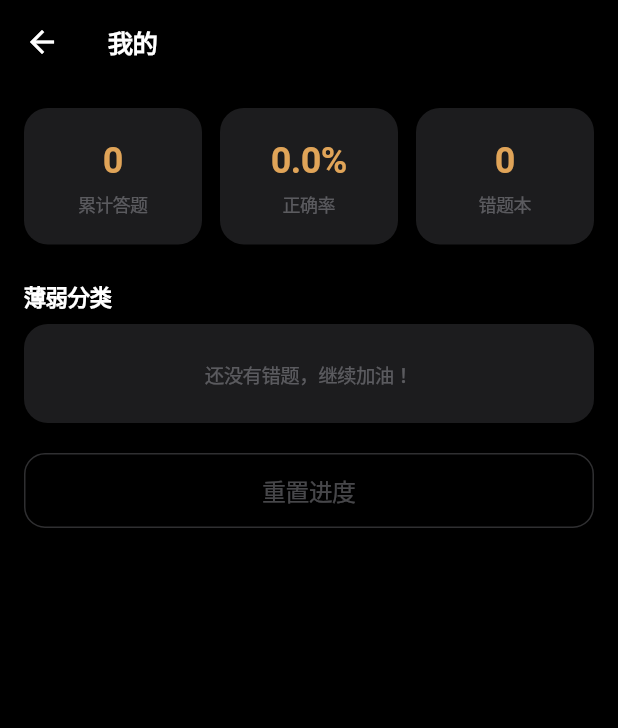
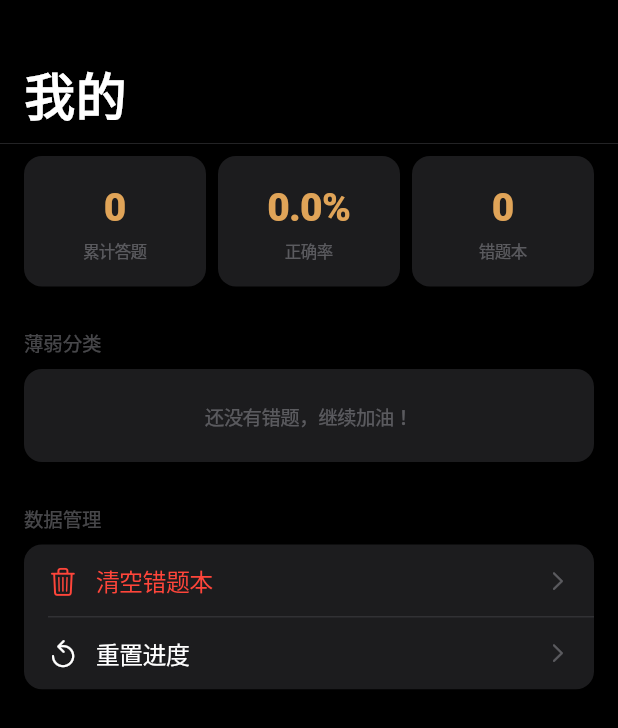
Before and after one commit to spenceryg99/bazi, a Flutter app: the ProfilePage screen opened directly, on a phone screen of 412 x 824 dp. Shown: the top 728 px of the screen. Run offline on Flutter 3.47's test engine with Material 3 defaults, Android fonts, the phone set to English and light mode, and no system bars; our stand-ins replace flutter_riverpod, go_router, shared_preferences; accounts and stored records are empty.

Commit message:
feat: iOS 质感打磨 - 大标题/inset列表/弹簧动画
- LargeTitleScroll:CupertinoSliverNavigationBar 原生大标题伸缩 + 毛玻璃
- Section:iOS inset grouped 分组列表(section header + 圆角卡片 + 缩进分隔线)
- ProfilePage 重写:大标题 + 统计卡/薄弱分类/数据管理 分组
- QuizPage/ChallengePage setup 改用大标题滚动
- QuestionCard 选项弹簧动画(320ms easeOutCubic)
- flutter analyze 零错误

```diff
--- a/lib/features/challenge/challenge_page.dart
+++ b/lib/features/challenge/challenge_page.dart
@@ -8,6 +8,7 @@ import '../../data/types.dart';
 import '../../domain/quiz_generator.dart';
 import '../../providers/progress_provider.dart';
 import '../../providers/wrong_book_provider.dart';
+import '../../shared/widgets/large_title_scroll.dart';
 import '../../shared/widgets/question_card.dart';
 
 class ChallengePage extends ConsumerStatefulWidget {
@@ -109,16 +110,12 @@ class _ChallengePageState extends ConsumerState<ChallengePage> {
   }
 
   Widget get _setup => Scaffold(
-        appBar: AppBar(title: const Text('⚡ 60秒挑战')),
-        body: Padding(
-          padding: const EdgeInsets.fromLTRB(16, 16, 16, 100),
-          child: Column(
-            crossAxisAlignment: CrossAxisAlignment.start,
+        body: LargeTitleScroll(
+          title: '挑战',
           children: [
-              const SizedBox(height: 8),
             const Text('限时 60 秒，连击加倍，看你能答多少',
-                  style: TextStyle(fontSize: 13, color: AppColors.textDim)),
-              const SizedBox(height: 24),
+                style: TextStyle(fontSize: 15, color: AppColors.textSecondary)),
+            const SizedBox(height: 20),
             GridView.count(
               shrinkWrap: true,
               physics: const NeverScrollableScrollPhysics(),
@@ -131,14 +128,12 @@ class _ChallengePageState extends ConsumerState<ChallengePage> {
                   _scopeChip(o.$1, o.$2),
               ],
             ),
-              const Spacer(),
+            const SizedBox(height: 28),
             FilledButton(
               onPressed: _start,
               child: const Text('开始挑战'),
             ),
-              const SizedBox(height: 16),
           ],
-          ),
         ),
       );
 
--- a/lib/features/profile/profile_page.dart
+++ b/lib/features/profile/profile_page.dart
@@ -1,9 +1,13 @@
+import 'package:flutter/cupertino.dart';
 import 'package:flutter/material.dart';
 import 'package:flutter_riverpod/flutter_riverpod.dart';
 
 import '../../core/app_colors.dart';
 import '../../providers/progress_provider.dart';
 import '../../providers/wrong_book_provider.dart';
+import '../../shared/utils/haptic.dart';
+import '../../shared/widgets/large_title_scroll.dart';
+import '../../shared/widgets/section.dart';
 
 class ProfilePage extends ConsumerWidget {
   const ProfilePage({super.key});
@@ -16,89 +20,105 @@ class ProfilePage extends ConsumerWidget {
     final weak = ref.read(wrongBookProvider.notifier).weakCategories();
 
     return Scaffold(
-      appBar: AppBar(title: const Text('我的')),
-      body: ListView(
-        padding: const EdgeInsets.fromLTRB(16, 16, 16, 100),
+      body: LargeTitleScroll(
+        title: '我的',
         children: [
           Row(
             children: [
               _stat('累计答题', '${p.total}'),
-              const SizedBox(width: 12),
+              const SizedBox(width: 8),
               _stat('正确率', '${(rate * 100).toStringAsFixed(1)}%'),
-              const SizedBox(width: 12),
-              _stat('错题本', '${wrong.length}'),
+              const SizedBox(width: 8),
+              _stat('错题本', '${wrong.length}', highlight: wrong.isNotEmpty),
             ],
           ),
-          const SizedBox(height: 24),
-          Row(
-            mainAxisAlignment: MainAxisAlignment.spaceBetween,
+          Section(
+            header: '薄弱分类',
+            footer: wrong.isEmpty ? null : '错题连续答对 2 次自动移出错题本',
+            children: weak.isEmpty
+                ? [_tip(wrong.isEmpty ? '还没有错题，继续加油！' : '暂无薄弱分类')]
+                : [for (final w in weak.take(8)) _weakRow(w.key, w.value)],
+          ),
+          Section(
+            header: '数据管理',
             children: [
-              const Text('薄弱分类', style: TextStyle(fontSize: 15, fontWeight: FontWeight.w600)),
-              if (wrong.isNotEmpty)
-                TextButton(
-                  onPressed: () => ref.read(wrongBookProvider.notifier).clear(),
-                  child: Text('清空', style: TextStyle(fontSize: 13, color: AppColors.wrong)),
-                ),
-            ],
-          ),
-          const SizedBox(height: 8),
-          if (weak.isEmpty)
-            Container(
-              padding: const EdgeInsets.all(24),
-              decoration: BoxDecoration(
-                color: AppColors.bgCard,
-                borderRadius: BorderRadius.circular(16),
+              _action(
+                CupertinoIcons.delete,
+                '清空错题本',
+                wrong.isEmpty ? null : () { Haptic.tap(); ref.read(wrongBookProvider.notifier).clear(); },
+                color: AppColors.wrong,
               ),
-              child: Center(
-                child: Text(wrong.isEmpty ? '还没有错题，继续加油！' : '暂无薄弱分类',
-                    style: TextStyle(color: AppColors.textDim, fontSize: 13)),
-              ),
-            )
-          else
-            for (final w in weak.take(8)) ...[
-              Container(
-                margin: const EdgeInsets.only(bottom: 8),
-                padding: const EdgeInsets.symmetric(horizontal: 16, vertical: 14),
-                decoration: BoxDecoration(
-                  color: AppColors.bgCard,
-                  borderRadius: BorderRadius.circular(12),
-                ),
-                child: Row(
-                  mainAxisAlignment: MainAxisAlignment.spaceBetween,
-                  children: [
-                    Expanded(child: Text(w.key, style: const TextStyle(fontSize: 14))),
-                    Text('${w.value} 错',
-                        style: TextStyle(fontSize: 13, color: AppColors.wrong, fontWeight: FontWeight.w600)),
-                  ],
-                ),
+              _action(
+                CupertinoIcons.arrow_counterclockwise,
+                '重置进度',
+                () { Haptic.tap(); ref.read(progressProvider.notifier).reset(); },
+                color: AppColors.text,
               ),
             ],
-          const SizedBox(height: 20),
-          SizedBox(
-            width: double.infinity,
-            child: OutlinedButton(
-              onPressed: () => ref.read(progressProvider.notifier).reset(),
-              child: Text('重置进度', style: TextStyle(color: AppColors.textDim)),
-            ),
           ),
         ],
       ),
     );
   }
 
-  Widget _stat(String label, String value) {
+  Widget _stat(String label, String value, {bool highlight = false}) {
     return Expanded(
       child: Container(
-        padding: const EdgeInsets.symmetric(vertical: 18),
+        padding: const EdgeInsets.symmetric(vertical: 16),
         decoration: BoxDecoration(
           color: AppColors.bgCard,
-          borderRadius: BorderRadius.circular(16),
+          borderRadius: BorderRadius.circular(12),
         ),
         child: Column(
           children: [
-            Text(value, style: TextStyle(fontSize: 24, fontWeight: FontWeight.w700, color: AppColors.accent)),
+            Text(value,
+                style: TextStyle(
+                  fontSize: 26,
+                  fontWeight: FontWeight.w800,
+                  color: highlight ? AppColors.wrong : AppColors.accent,
+                  fontFamily: '.SF Pro Display',
+                  letterSpacing: -0.5,
+                )),
             const SizedBox(height: 4),
-            Text(label, style: TextStyle(fontSize: 12, color: AppColors.textDim)),
+            Text(label, style: const TextStyle(fontSize: 11, color: AppColors.textTertiary)),
+          ],
+        ),
+      ),
+    );
+  }
+
+  Widget _tip(String text) {
+    return Padding(
+      padding: const EdgeInsets.symmetric(vertical: 22),
+      child: Center(child: Text(text, style: const TextStyle(color: AppColors.textTertiary, fontSize: 13))),
+    );
+  }
+
+  Widget _weakRow(String key, int count) {
+    return Padding(
+      padding: const EdgeInsets.symmetric(horizontal: 16, vertical: 13),
+      child: Row(
+        children: [
+          Expanded(child: Text(key, style: const TextStyle(fontSize: 15))),
+          Text('$count 错',
+              style: const TextStyle(fontSize: 14, color: AppColors.wrong, fontWeight: FontWeight.w600)),
+        ],
+      ),
+    );
+  }
+
+  Widget _action(IconData icon, String title, VoidCallback? onTap, {Color? color}) {
+    return GestureDetector(
+      behavior: HitTestBehavior.opaque,
+      onTap: onTap,
+      child: Padding(
+        padding: const EdgeInsets.symmetric(horizontal: 16, vertical: 13),
+        child: Row(
+          children: [
+            Icon(icon, size: 20, color: color ?? AppColors.text),
+            const SizedBox(width: 12),
+            Expanded(child: Text(title, style: TextStyle(fontSize: 16, color: color ?? AppColors.text))),
+            const Icon(CupertinoIcons.chevron_right, size: 16, color: AppColors.textTertiary),
           ],
         ),
       ),
--- a/lib/features/quiz/quiz_page.dart
+++ b/lib/features/quiz/quiz_page.dart
@@ -6,6 +6,7 @@ import '../../domain/quiz_generator.dart';
 import '../../providers/progress_provider.dart';
 import '../../providers/quiz_session_provider.dart';
 import '../../providers/wrong_book_provider.dart';
+import '../../shared/widgets/large_title_scroll.dart';
 import '../../shared/widgets/question_card.dart';
 
 class QuizPage extends ConsumerStatefulWidget {
@@ -53,9 +54,8 @@ class _QuizPageState extends ConsumerState<QuizPage> {
   }
 
   Widget get _setup => Scaffold(
-        appBar: AppBar(title: const Text('答题训练')),
-        body: ListView(
-          padding: const EdgeInsets.fromLTRB(16, 8, 16, 100),
+        body: LargeTitleScroll(
+          title: '答题训练',
           children: [
             const Text('每轮 10 题，答错附详细讲解',
                 style: TextStyle(fontSize: 13, color: AppColors.textDim)),
--- /dev/null
+++ b/lib/shared/widgets/large_title_scroll.dart
@@ -0,0 +1,61 @@
+import 'package:flutter/cupertino.dart';
+
+import '../../core/app_colors.dart';
+
+class LargeTitleScroll extends StatelessWidget {
+  const LargeTitleScroll({
+    super.key,
+    required this.title,
+    required this.children,
+    this.padding = const EdgeInsets.fromLTRB(16, 8, 16, 100),
+    this.bottomInset = true,
+  });
+
+  final String title;
+  final List<Widget> children;
+  final EdgeInsets padding;
+  final bool bottomInset;
+
+  @override
+  Widget build(BuildContext context) {
+    return CupertinoTheme(
+      data: const CupertinoThemeData(
+        brightness: Brightness.dark,
+        scaffoldBackgroundColor: AppColors.bg,
+        primaryColor: AppColors.accent,
+        textTheme: CupertinoTextThemeData(
+          navLargeTitleTextStyle: TextStyle(
+            fontFamily: '.SF Pro Display',
+            fontSize: 34,
+            fontWeight: FontWeight.w800,
+            color: AppColors.text,
+            letterSpacing: 0.37,
+          ),
+          navTitleTextStyle: TextStyle(
+            fontFamily: '.SF Pro Text',
+            fontSize: 17,
+            fontWeight: FontWeight.w600,
+            color: AppColors.text,
+            letterSpacing: -0.4,
+          ),
+          textStyle: TextStyle(color: AppColors.text),
+        ),
+      ),
+      child: CustomScrollView(
+        slivers: [
+          CupertinoSliverNavigationBar(
+            largeTitle: Text(title),
+            backgroundColor: AppColors.bg.withValues(alpha: 0.92),
+            border: const Border(bottom: BorderSide(color: AppColors.separator, width: 0.5)),
+            automaticallyImplyLeading: false,
+            alwaysShowMiddle: true,
+          ),
+          SliverPadding(
+            padding: padding,
+            sliver: SliverList(delegate: SliverChildListDelegate(children)),
+          ),
+        ],
+      ),
+    );
+  }
+}
--- a/lib/shared/widgets/question_card.dart
+++ b/lib/shared/widgets/question_card.dart
@@ -183,7 +183,8 @@ class _QuestionCardState extends State<QuestionCard> {
     return GestureDetector(
       onTap: () => _choose(opt),
       child: AnimatedContainer(
-        duration: const Duration(milliseconds: 150),
+        duration: const Duration(milliseconds: 320),
+        curve: Curves.easeOutCubic,
         padding: const EdgeInsets.symmetric(horizontal: 18, vertical: 16),
         decoration: BoxDecoration(
           color: color != null
--- /dev/null
+++ b/lib/shared/widgets/section.dart
@@ -0,0 +1,58 @@
+import 'package:flutter/material.dart';
+
+import '../../core/app_colors.dart';
+
+class Section extends StatelessWidget {
+  const Section({super.key, this.header, required this.children, this.footer});
+
+  final String? header;
+  final String? footer;
+  final List<Widget> children;
+
+  @override
+  Widget build(BuildContext context) {
+    final items = <Widget>[];
+    for (int i = 0; i < children.length; i++) {
+      items.add(children[i]);
+      if (i < children.length - 1) {
+        items.add(const Divider(height: 0.5, thickness: 0.5, indent: 16, color: AppColors.separator));
+      }
+    }
+    return Column(
+      crossAxisAlignment: CrossAxisAlignment.start,
+      children: [
+        if (header != null)
+          Padding(
+            padding: const EdgeInsets.only(top: 28, bottom: 9),
+            child: Text(
+              header!,
+              style: const TextStyle(
+                fontSize: 13,
+                color: AppColors.textTertiary,
+                fontWeight: FontWeight.w400,
+                letterSpacing: -0.08,
+              ),
+            ),
+          )
+        else
+          const SizedBox(height: 22),
+        Container(
+          clipBehavior: Clip.antiAlias,
+          decoration: BoxDecoration(
+            color: AppColors.bgCard,
+            borderRadius: BorderRadius.circular(12),
+          ),
+          child: Column(children: items),
+        ),
+        if (footer != null)
+          Padding(
+            padding: const EdgeInsets.only(top: 9, right: 8),
+            child: Text(
+              footer!,
+              style: const TextStyle(fontSize: 12, color: AppColors.textTertiary, height: 1.4),
+            ),
+          ),
+      ],
+    );
+  }
+}
```
Lines whose indentation alone changed are shown as unchanged.
